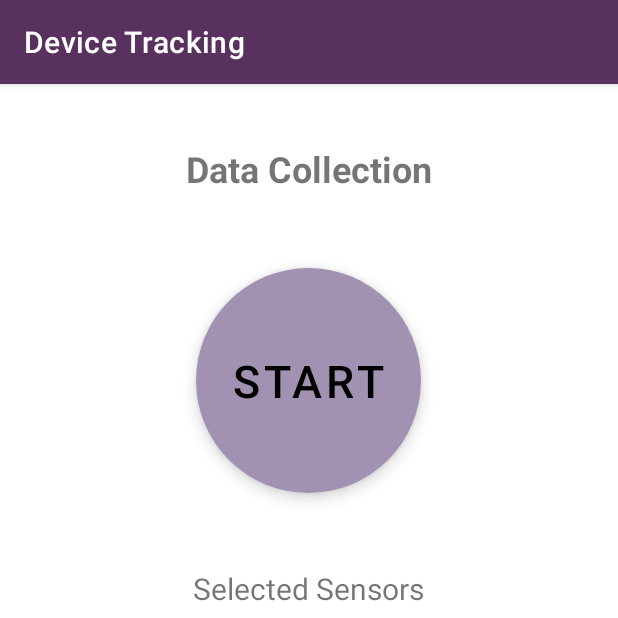
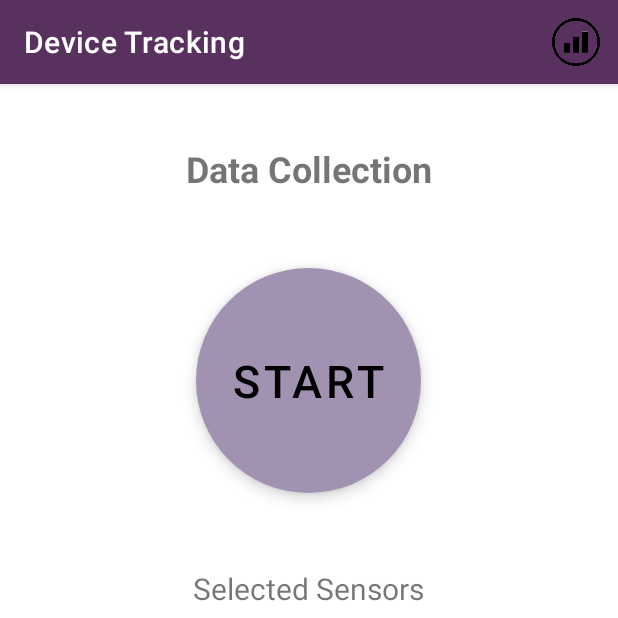
Before and after one commit to berkethetechnerd/ALPS-DeviceTracking, an Android app: the DataCollectionActivity screen opened directly, with no data from a screen before it, on a phone screen of 412 x 824 dp, the top half of it. Run offline under Robolectric (Android 15) with nearby library versions, the phone set to English and light mode, and no system bars.

Commit message:
Inserting menu item into data collection screen

```diff
--- a/DeviceTracking/app/src/main/java/com/alpsproject/devicetracking/DataCollectionActivity.kt
+++ b/DeviceTracking/app/src/main/java/com/alpsproject/devicetracking/DataCollectionActivity.kt
@@ -2,6 +2,9 @@ package com.alpsproject.devicetracking
 
 import android.content.Intent
 import android.os.Bundle
+import android.view.Menu
+import android.view.MenuInflater
+import android.view.MenuItem
 import android.view.View
 import android.widget.Button
 import android.widget.TextView
@@ -88,6 +91,21 @@ class DataCollectionActivity : BaseActivity() {
         }
     }
 
+    override fun onCreateOptionsMenu(menu: Menu): Boolean {
+        val inflater: MenuInflater = menuInflater
+        inflater.inflate(R.menu.menu_report, menu)
+        return true
+    }
+
+    override fun onOptionsItemSelected(item: MenuItem): Boolean {
+        if (item.itemId == R.id.menu_report_screen) {
+            startActivity(Intent(this, ReportScreenActivity::class.java))
+            return true
+        }
+
+        return false
+    }
+
     override fun onBackPressed() {
         if(isRunning()){
             startActivity(Intent(this, LoginActivity::class.java))
--- a/DeviceTracking/app/src/main/res/menu/menu_report.xml
+++ b/DeviceTracking/app/src/main/res/menu/menu_report.xml
@@ -1,4 +1,11 @@
 <?xml version="1.0" encoding="utf-8"?>
-<menu xmlns:android="http://schemas.android.com/apk/res/android">
 
+<menu
+    xmlns:android="http://schemas.android.com/apk/res/android"
+    xmlns:app="http://schemas.android.com/apk/res-auto">
+
+    <item android:id="@+id/menu_report_screen"
+        android:icon="@drawable/ic_data"
+        android:title="REPORT"
+        app:showAsAction="always" />
 </menu>
```
